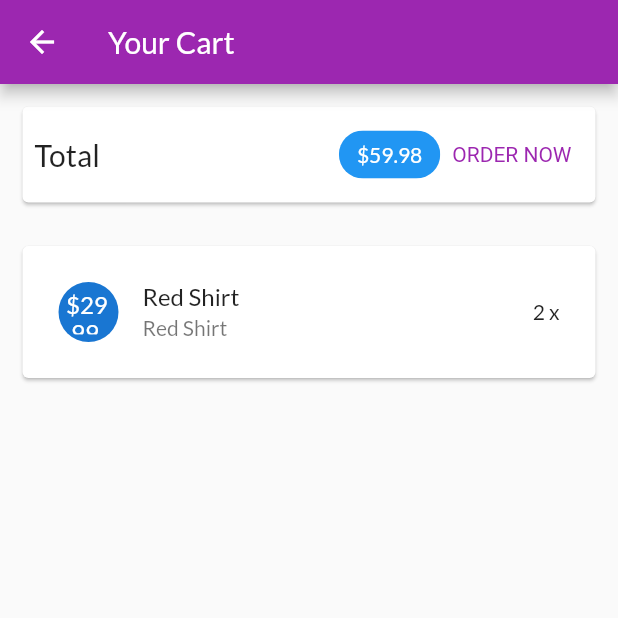
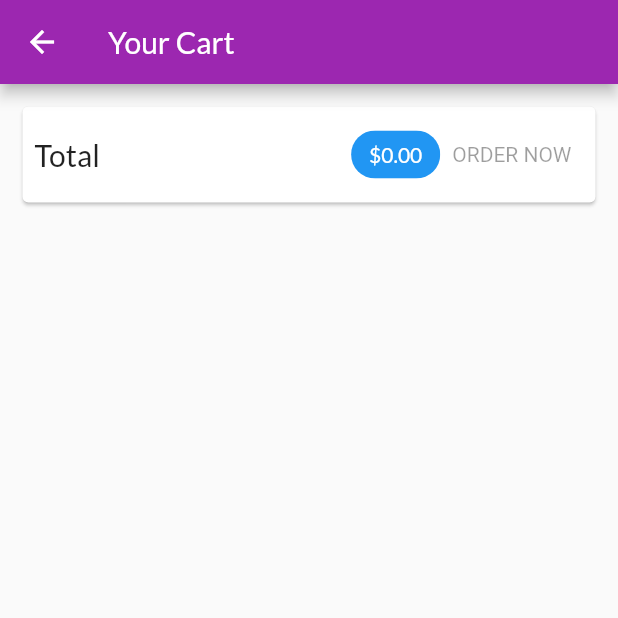
Before and after one commit to TienZona/MyShop, a Flutter app: the CartScreen screen opened by its route, after a tap on "ORDER NOW", on a phone screen of 412 x 824 dp, the top half of it. Run offline on Flutter 3.47's test engine with Material 2 defaults, Android fonts, the phone set to English and light mode, and no system bars; network calls fail.

Commit message:
Quan ly trang thai voi provider - OrdersManager

```diff
--- a/lib/main.dart
+++ b/lib/main.dart
@@ -15,6 +15,7 @@ class MyApp extends StatelessWidget {
       providers: [
         ChangeNotifierProvider(create: (ctx) => ProductsManager()),
         ChangeNotifierProvider(create: (ctx) => CartManager()),
+        ChangeNotifierProvider(create: (ctx) => OrdersManager()),
       ],
 
       child:  MaterialApp(
@@ -33,7 +34,7 @@ class MyApp extends StatelessWidget {
           CartScreen.routeName:
             (ctx) => const CartScreen(),
           OrdersScreen.routeName:
-            (ctx) => const UserProductsScreen(),
+            (ctx) => const OrdersScreen(),
           UserProductsScreen.routeName:
             (ctx) => const UserProductsScreen(),
         },
--- a/lib/ui/cart/cart_manager.dart
+++ b/lib/ui/cart/cart_manager.dart
@@ -5,7 +5,7 @@ import '../../models/cart_item.dart';
 import '../../models/product.dart';
 
 class CartManager with ChangeNotifier{
-  final Map<String, CartItem> _items = {
+  Map<String, CartItem> _items = {
     'p1': CartItem(
       id: 'c1',
       title: 'Red Shirt',
@@ -13,6 +13,13 @@ class CartManager with ChangeNotifier{
       quantity: 2
     ),
   };
+
+   void clear(){
+     _items = {
+
+    };
+    notifyListeners();
+  }
 
   int get productCount{
     return _items.length;
@@ -79,8 +86,5 @@ class CartManager with ChangeNotifier{
     notifyListeners();
   }
 
-  void clear(){
-    _items;
-    notifyListeners();
-  }
+
 }
--- a/lib/ui/cart/cart_screen.dart
+++ b/lib/ui/cart/cart_screen.dart
@@ -1,4 +1,5 @@
 import 'package:flutter/material.dart';
+import 'package:myapp/ui/orders/orders_manager.dart';
 import 'package:provider/provider.dart';
 import 'cart_manager.dart';
 import 'cart_item_card.dart';
@@ -64,8 +65,14 @@ Widget buildCartSummary(CartManager cart, BuildContext context){
             backgroundColor: Theme.of(context).primaryColor,
           ),
           TextButton(
-            onPressed: () {
-              print('An order has been added');
+            onPressed: cart.totalAmount <= 0
+            ? null
+            : () {
+              context.read<OrdersManager>().addOrder(
+                cart.products,
+                cart.totalAmount,
+              );
+              cart.clear();
             },
             style: TextButton.styleFrom(
               textStyle: TextStyle(color: Theme.of(context).primaryColor),
--- a/lib/ui/orders/orders_manager.dart
+++ b/lib/ui/orders/orders_manager.dart
@@ -1,5 +1,5 @@
 import 'package:flutter/cupertino.dart';
-
+import 'package:provider/provider.dart';
 import '../../models/cart_item.dart';
 import '../../models/order_item.dart';
 
@@ -27,4 +27,17 @@ class OrdersManager with ChangeNotifier {
   List<OrderItem> get orders {
     return [..._orders];
   }
+
+  void addOrder(List<CartItem> cartProducts, double total) async {
+    _orders.insert(
+      0,
+      OrderItem(
+        id: 'o${DateTime.now().toIso8601String()}',
+        amount: total,
+        products: cartProducts,
+        dateTime: DateTime.now(),
+      ),
+    );
+    notifyListeners();
+  }
 }
--- a/lib/ui/orders/orders_screen.dart
+++ b/lib/ui/orders/orders_screen.dart
@@ -1,6 +1,6 @@
 import 'package:flutter/material.dart';
 import 'package:myapp/ui/shared/app_drawer.dart';
-
+import 'package:provider/provider.dart';
 import 'orders_manager.dart';
 import 'order_item_cart.dart';
 
@@ -11,16 +11,18 @@ class OrdersScreen extends StatelessWidget {
   @override
   Widget build(BuildContext context){
     print('building orders');
-    final ordersManager = OrdersManager();
-
     return Scaffold(
       appBar: AppBar(
         title: const Text('Your Orders'),
       ),
       drawer: const AppDrawer(),
-      body: ListView.builder(
-        itemCount: ordersManager.orderCount,
-        itemBuilder: (ctx, i) => OrderItemCard(ordersManager.orders[i]),
+      body: Consumer<OrdersManager>(
+        builder: (ctx, ordersManager, child) {
+          return ListView.builder(
+            itemCount: ordersManager.orderCount,
+            itemBuilder: (ctx, i) => OrderItemCard(ordersManager.orders[i]),
+          );
+        },
       ),
     );
   }
```
